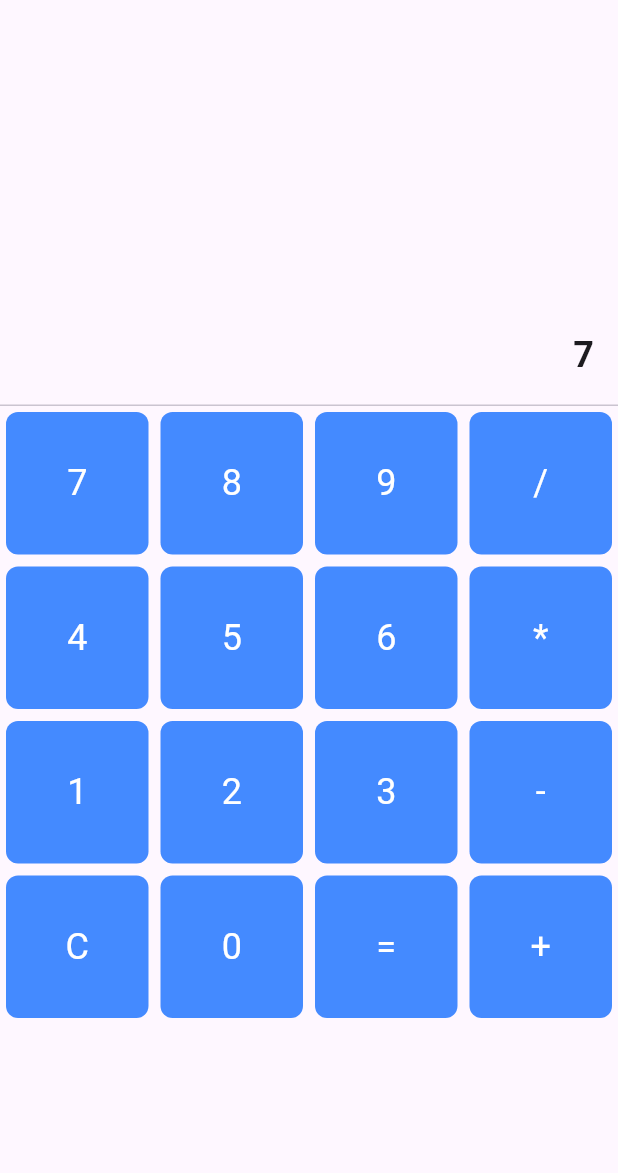
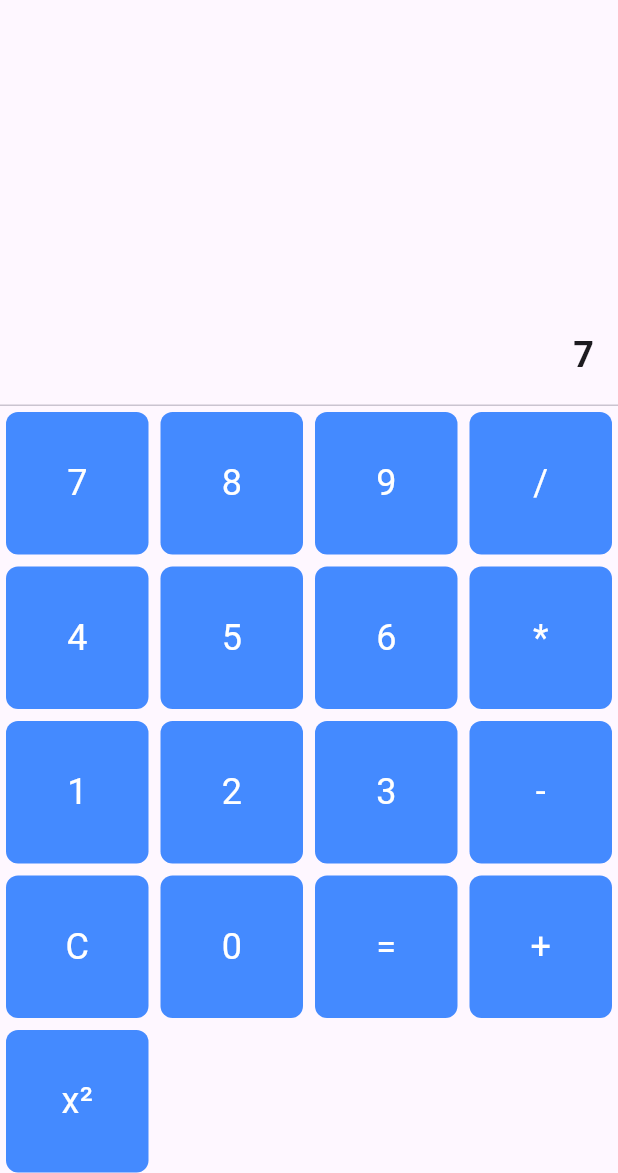
Before and after one commit to NathanMurphy20URI/flutter-calculator, a Flutter app: the screen it shows after launch, after a tap on an icon or button, on a phone screen of 412 x 824 dp, the part 63-1236 px from its top. Run offline on Flutter 3.47's test engine with Material 3 defaults, Android fonts, the phone set to English and light mode, and no system bars; missing offline and left inert: expressions.

Commit message:
Added square button to the calculator app

```diff
--- a/lib/main.dart
+++ b/lib/main.dart
@@ -2,7 +2,7 @@ import 'package:flutter/material.dart';
 import 'package:expressions/expressions.dart';
 
 void main() {
-  runApp(CalculatorApp());
+  runApp(const CalculatorApp());
 }
 
 class CalculatorApp extends StatelessWidget {
@@ -42,6 +42,17 @@ class _CalculatorScreenState extends State<CalculatorScreen> {
           const evaluator = ExpressionEvaluator();
           final result = evaluator.eval(expression, {});
           _result = ' = $result';
+        } catch (e) {
+          _result = ' Error';
+        }
+      } else if (value == 'x²') {
+        try {
+          final expression = Expression.parse(_expression);
+          const evaluator = ExpressionEvaluator();
+          final result = evaluator.eval(expression, {});
+          _expression = '($result)^2';
+          _result = ' = ${result * result}'; // Update the result after squaring
+          _expression = ''; // Clear the expression
         } catch (e) {
           _result = ' Error';
         }
@@ -95,6 +106,7 @@ class _CalculatorScreenState extends State<CalculatorScreen> {
       '0',
       '=',
       '+',
+      'x²', // Added square number button
     ];
 
     return Expanded(
```
